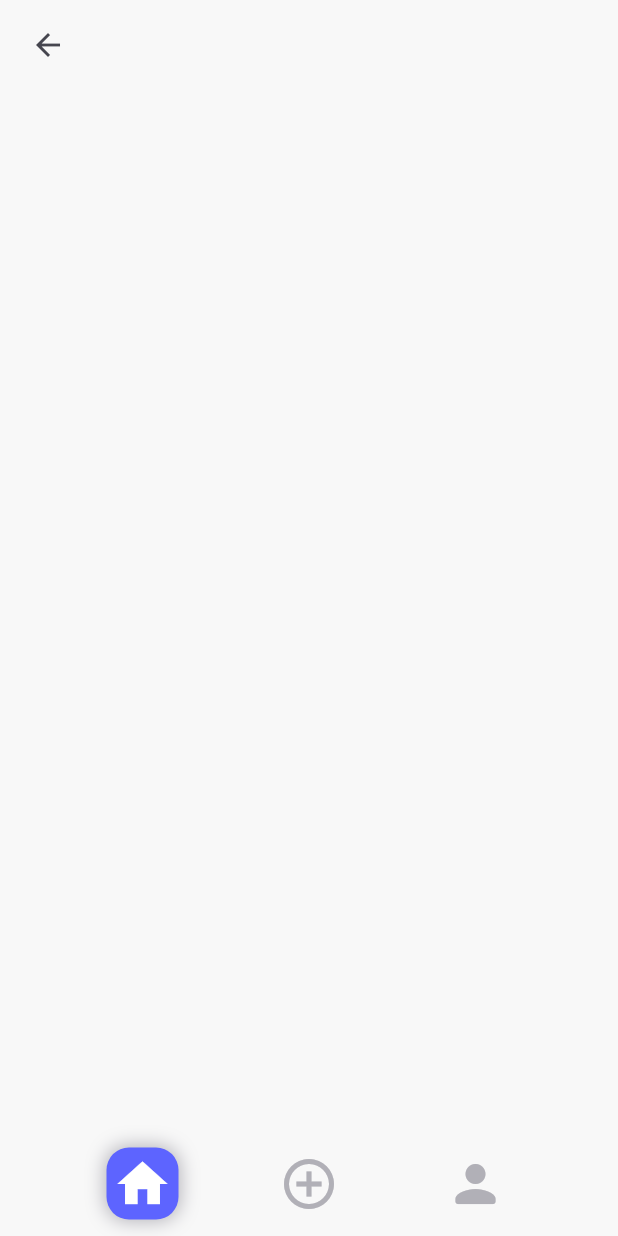
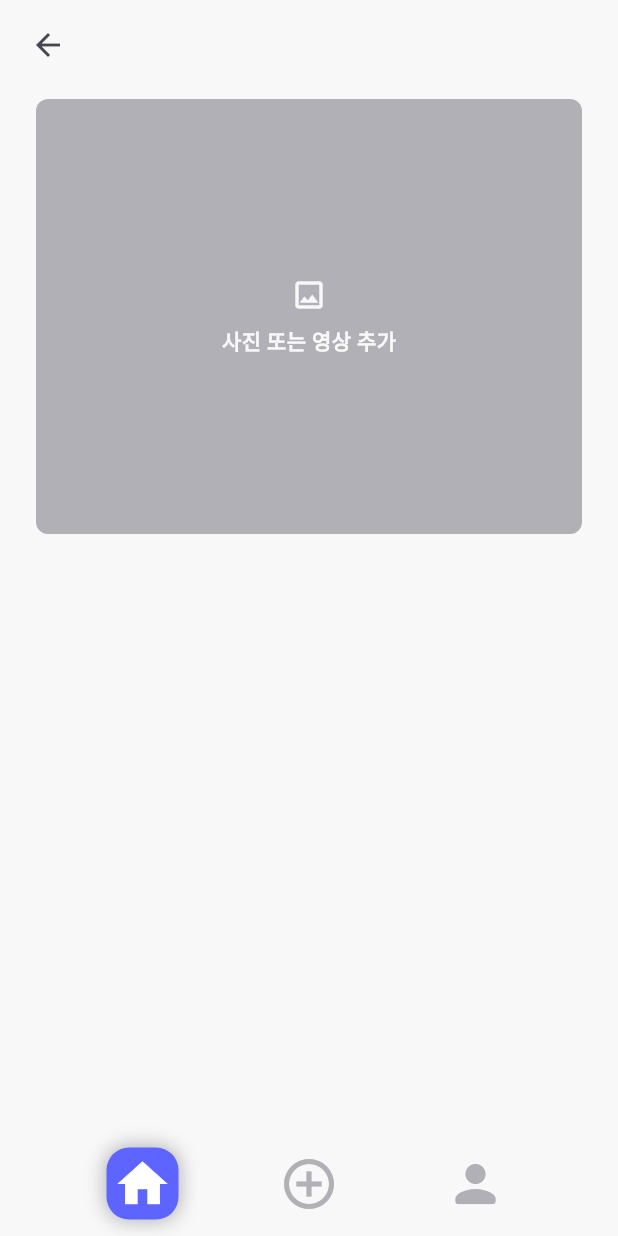
Before and after one commit to rlaminseok0824/GeoPic, a Flutter app: the screen it shows after launch, swiped to page 2, on a phone screen of 412 x 824 dp. Run offline on Flutter 3.47's test engine with Material 3 defaults, Android fonts, the phone set to English and light mode, and no system bars; our stand-ins replace bloc, flutter_bloc, flutter_dotenv, freezed_annotation, geolocator, get_it and 4 more; missing offline and left inert: flutter_naver_map; generated files the repository leaves out were written again.

Commit message:
FEAT: add picture component

```diff
--- a/lib/core/resources/injection_module/injection_module.dart
+++ b/lib/core/resources/injection_module/injection_module.dart
@@ -1,4 +1,5 @@
 import 'package:flutter/material.dart';
+import 'package:image_picker/image_picker.dart';
 
 import 'package:injectable/injectable.dart';
 import 'package:logger/logger.dart';
@@ -9,5 +10,8 @@ abstract class RegisterModule {
   Logger get loggerDev => Logger(level: Level.debug);
 
   @lazySingleton
+  ImagePicker get imagePicker => ImagePicker();
+
+  @lazySingleton
   GlobalKey<NavigatorState> get navigationKey => GlobalKey<NavigatorState>();
 }
--- /dev/null
+++ b/lib/core/services/image_picker_service.dart
@@ -0,0 +1,13 @@
+import 'package:image_picker/image_picker.dart';
+import 'package:injectable/injectable.dart';
+
+@lazySingleton
+class ImagePickerService {
+  final ImagePicker _imagePicker;
+  ImagePickerService(this._imagePicker);
+
+  Future<XFile?> pickFromAlbum() async {
+    final file = await _imagePicker.pickImage(source: ImageSource.gallery);
+    return file;
+  }
+}
--- a/lib/feature/article/models/article_record.dart
+++ b/lib/feature/article/models/article_record.dart
@@ -1,7 +1,8 @@
 import 'package:freezed_annotation/freezed_annotation.dart';
+import 'package:image_picker/image_picker.dart';
 
 part 'article_record.freezed.dart';
-part 'article_record.g.dart';
+// part 'article_record.g.dart';
 
 @freezed
 class ArticleRecord with _$ArticleRecord {
@@ -10,6 +11,7 @@ class ArticleRecord with _$ArticleRecord {
     String? username,
     String? title,
     String? content,
+    XFile? pictureFile,
     String? imageUrl,
     double? latitude,
     double? longitude,
@@ -38,6 +40,6 @@ class ArticleRecord with _$ArticleRecord {
       (latitude == null || longitude == null) ||
       (longitude == null || longitude == null);
 
-  factory ArticleRecord.fromJson(Map<String, dynamic> json) =>
-      _$ArticleRecordFromJson(json);
+  // factory ArticleRecord.fromJson(Map<String, dynamic> json) =>
+  //     _$ArticleRecordFromJson(json);
 }
--- a/lib/presentation/article/view/article_record_page.dart
+++ b/lib/presentation/article/view/article_record_page.dart
@@ -22,6 +22,5 @@ class _ArticleRecordPageState extends State<ArticleRecordPage> {
       child:
           const BackwardScaffold(body: ArticleRecordView(), appBarHeight: 50),
     );
-    ;
   }
 }
--- /dev/null
+++ b/lib/presentation/article/view/article_record_picture.dart
@@ -0,0 +1,84 @@
+import 'dart:io';
+
+import 'package:flutter/material.dart';
+import 'package:flutter_bloc/flutter_bloc.dart';
+import 'package:fullstack_fe/core/resources/app_colors.dart';
+import 'package:fullstack_fe/core/resources/injection/injection.dart';
+import 'package:fullstack_fe/core/services/image_picker_service.dart';
+import 'package:fullstack_fe/presentation/article/bloc/article_record_cubit.dart';
+
+class ArticleRecordPicture extends StatelessWidget {
+  const ArticleRecordPicture({super.key});
+  @override
+  Widget build(BuildContext context) {
+    return Padding(
+        padding: const EdgeInsets.symmetric(horizontal: 24),
+        child: Column(
+          crossAxisAlignment: CrossAxisAlignment.start,
+          children: [
+            const SizedBox(height: 16),
+            GestureDetector(
+                onTap: () async {
+                  getIt<ImagePickerService>().pickFromAlbum().then(
+                      (pictureFile) => context
+                          .read<ArticleRecordCubit>()
+                          .update((previous) => previous.copyWith(
+                              pictureFile:
+                                  pictureFile ?? previous.pictureFile)));
+                },
+                child: ClipRRect(
+                  borderRadius: BorderRadius.circular(8),
+                  child: Container(
+                    height: 290,
+                    width: double.infinity,
+                    color: AppColors.greyPrimary,
+                    child: BlocBuilder<ArticleRecordCubit, ArticleRecordState>(
+                      builder: (context, state) {
+                        final picture = state.record.pictureFile;
+                        if (picture == null) {
+                          return _buildPicturePlaceholder();
+                        }
+                        return _buildPicture(picture.path);
+                      },
+                    ),
+                  ),
+                ))
+          ],
+        ));
+  }
+}
+
+Widget _buildPicturePlaceholder() {
+  return const Column(
+    mainAxisAlignment: MainAxisAlignment.center,
+    crossAxisAlignment: CrossAxisAlignment.center,
+    children: [
+      Icon(
+        Icons.image_outlined,
+        size: 24,
+        color: AppColors.background,
+      ),
+      SizedBox(height: 8),
+      Text('사진 또는 영상 추가',
+          style: TextStyle(
+            fontSize: 14,
+            fontWeight: FontWeight.w700,
+            color: AppColors.background,
+          ))
+    ],
+  );
+}
+
+Widget _buildPicture(
+  String imagePath,
+) {
+  return Stack(
+    fit: StackFit.expand,
+    children: [
+      Image.file(
+        File(imagePath),
+        fit: BoxFit.cover,
+      )
+    ],
+  );
+}
--- a/lib/presentation/article/view/article_record_view.dart
+++ b/lib/presentation/article/view/article_record_view.dart
@@ -1,4 +1,5 @@
 import 'package:flutter/material.dart';
+import 'package:fullstack_fe/presentation/article/view/article_record_picture.dart';
 
 class ArticleRecordView extends StatefulWidget {
   const ArticleRecordView({super.key});
@@ -10,6 +11,8 @@ class ArticleRecordView extends StatefulWidget {
 class _ArticleRecordViewState extends State<ArticleRecordView> {
   @override
   Widget build(BuildContext context) {
-    return Container();
+    return const Column(
+      children: [ArticleRecordPicture()],
+    );
   }
 }
```
